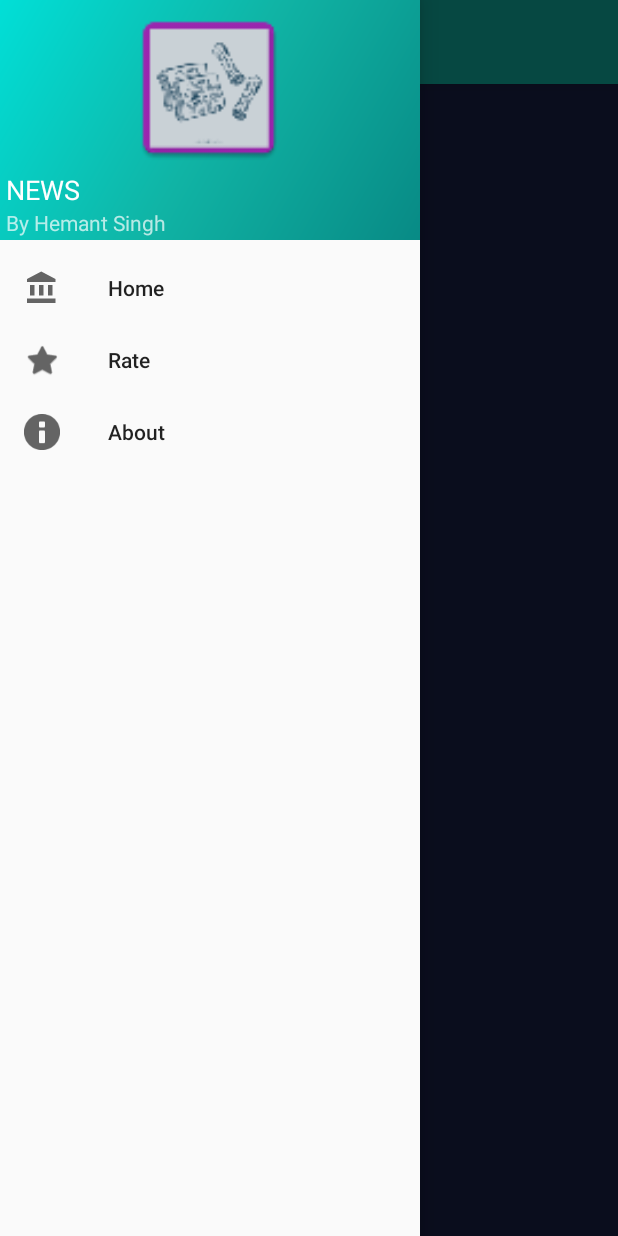
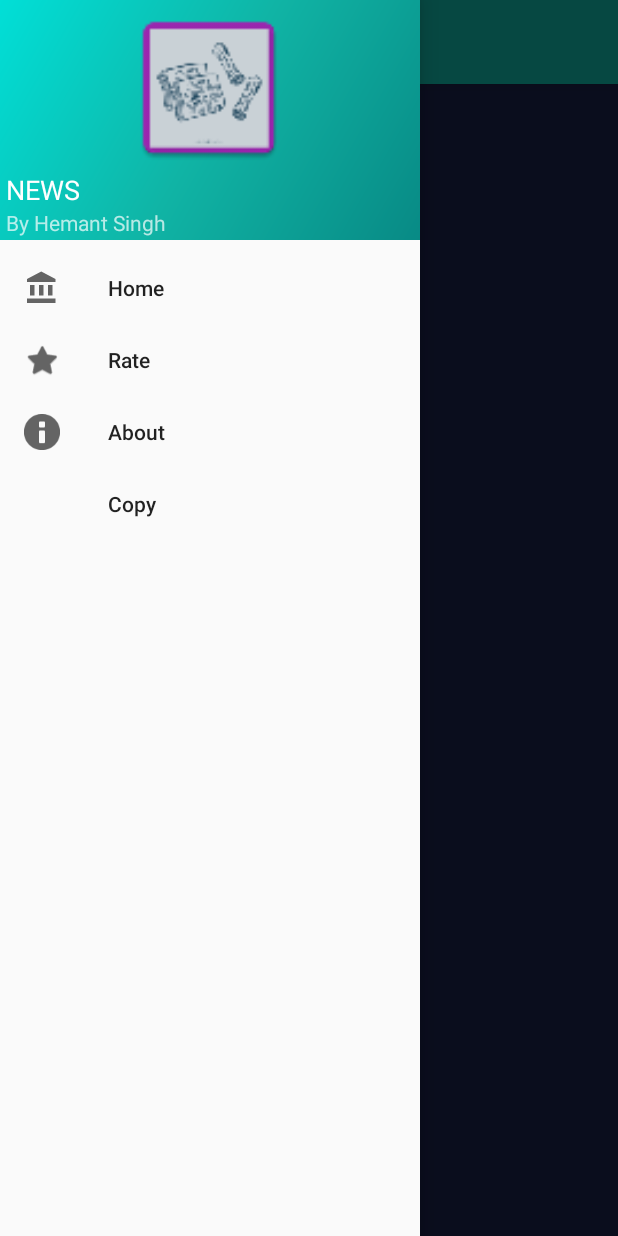
Before and after one commit to hemant3370/NEWS, an Android app: the screen it shows after launch (MainActivity), with the side drawer open, on a phone screen of 412 x 824 dp. Run offline under Robolectric (Android 15) with nearby library versions, the phone set to English and light mode, and no system bars; our stand-ins replace AdMob, ButterKnife, Picasso; libraries missing offline, so code that uses them is left out: com.firebase.client, com.mikepenz.aboutlibraries, com.zplesac.connectionbuddy, io.realm; pictures from the network do not load; 17 statements that could not run were skipped.

Commit message:
Update activity_main_drawer.xml

```diff
--- a/app/src/main/res/menu/activity_main_drawer.xml
+++ b/app/src/main/res/menu/activity_main_drawer.xml
@@ -16,5 +16,10 @@
             android:icon="@android:drawable/ic_dialog_info"
             android:title="@string/about" />
 
+    <item
+          android:id="@+id/nav_copy"
+        android:title="Copy"/>
+
+
     </group>
 </menu>
```
